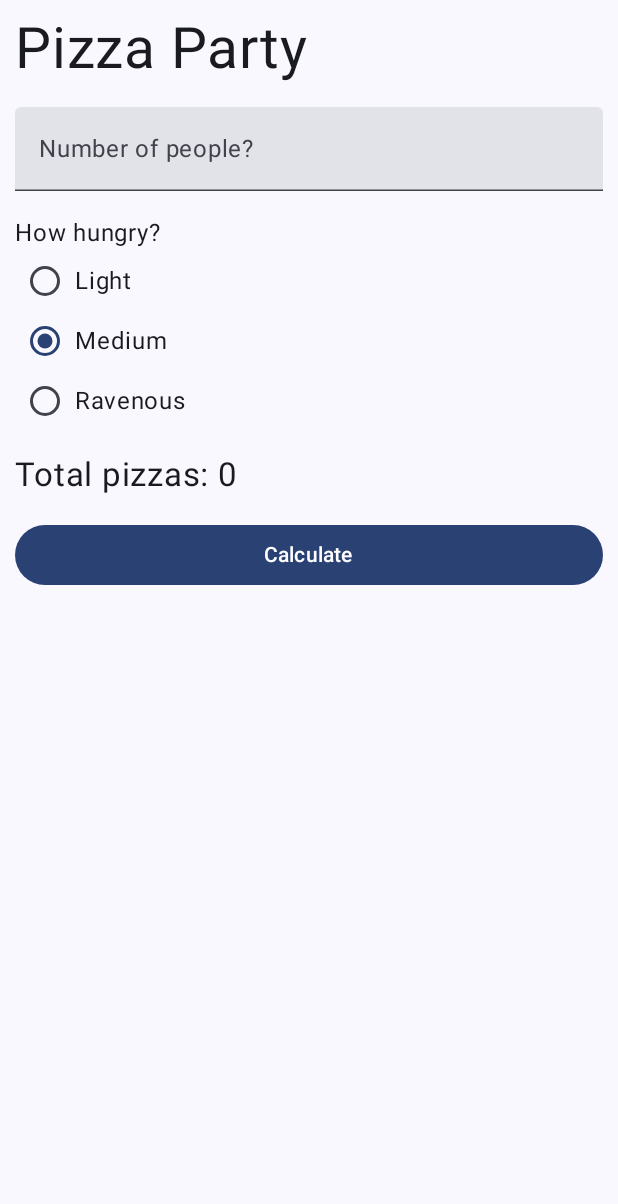
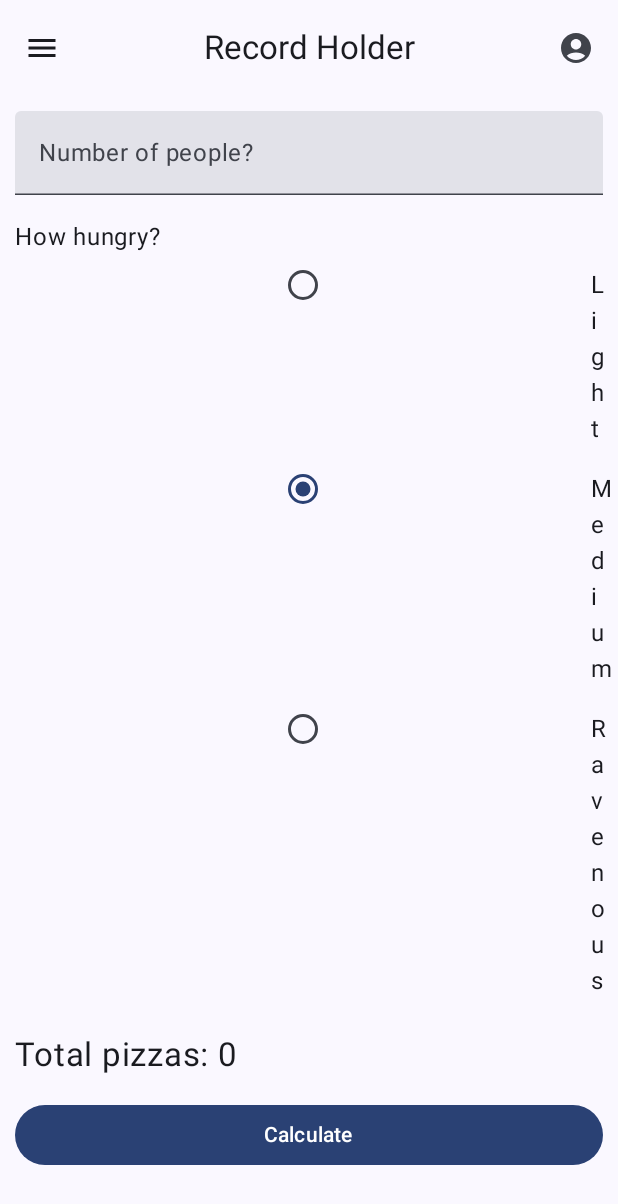
Before and after one commit to bkennedy06/MADFinalProj, an Android app built with Jetpack Compose: the screen it shows after launch (MainActivity), on a phone screen of 412 x 824 dp. Shown: the top 1204 px of the screen. Run offline under Robolectric (Android 15) with nearby library versions, the phone set to English and light mode, and no system bars.

Commit message:
Basic top app bar insertion. Changed from column to scaffold.

```diff
--- a/app/src/main/java/com/zybooks/pizzaparty/MainActivity.kt
+++ b/app/src/main/java/com/zybooks/pizzaparty/MainActivity.kt
@@ -1,5 +1,6 @@
 package com.zybooks.pizzaparty
 
+import android.graphics.drawable.Icon
 import android.os.Bundle
 import androidx.activity.ComponentActivity
 import androidx.activity.compose.setContent
@@ -10,6 +11,9 @@ import androidx.compose.foundation.layout.fillMaxWidth
 import androidx.compose.foundation.layout.padding
 import androidx.compose.foundation.selection.selectable
 import androidx.compose.foundation.text.KeyboardOptions
+import androidx.compose.material.icons.Icons
+import androidx.compose.material.icons.filled.AccountCircle
+import androidx.compose.material.icons.filled.Menu
 import androidx.compose.material3.Button
 import androidx.compose.material3.MaterialTheme
 import androidx.compose.material3.RadioButton
@@ -30,6 +34,11 @@ import androidx.compose.ui.unit.dp
 import androidx.compose.ui.unit.sp
 import com.zybooks.pizzaparty.ui.theme.PizzaPartyTheme
 import kotlin.math.ceil
+import androidx.compose.material3.CenterAlignedTopAppBar
+import androidx.compose.material3.ExperimentalMaterial3Api
+import androidx.compose.material3.Icon
+import androidx.compose.material3.IconButton
+import androidx.compose.material3.Scaffold
 
 class MainActivity : ComponentActivity() {
    override fun onCreate(savedInstanceState: Bundle?) {
@@ -62,45 +71,70 @@ fun calculateNumPizzas(
    return ceil(numPeople * slicesPerPerson / slicesPerPizza.toDouble()).toInt()
 }
 
+@OptIn(ExperimentalMaterial3Api::class)
 @Composable
 fun PizzaPartyScreen(modifier: Modifier = Modifier) {
    var totalPizzas by remember { mutableIntStateOf(0) }
    var numPeopleInput by remember { mutableStateOf("") }
    var hungerLevel by remember { mutableStateOf("Medium") }
 
+   Scaffold(
+      topBar = {
+         CenterAlignedTopAppBar(
+            title = { Text(text = "Record Holder") },
+            navigationIcon = {
+               IconButton(onClick = { /* Handle menu click */ }) {
+                  Icon(
+                     imageVector = Icons.Default.Menu, // Hamburger icon
+                     contentDescription = "Menu"
+                  )
+               }
+            },
+            actions = {
+               IconButton(onClick = { /* Handle profile click */ }) {
+                  Icon(
+                     imageVector = Icons.Default.AccountCircle, // Profile icon
+                     contentDescription = "Profile"
+                  )
+               }
+            }
+         )
+      }
+   ) { innerPadding ->
       Column(
-      modifier = modifier.padding(10.dp)
+         modifier = modifier
+            .padding(innerPadding) // This ensures content is positioned below the AppBar
+            .padding(10.dp)
       ) {
-      Text(
-         text = "Pizza Party",
-         fontSize = 38.sp,
-         modifier = modifier.padding(bottom = 16.dp)
-      )
          NumberField(
             labelText = "Number of people?",
             textInput = numPeopleInput,
             onValueChange = { numPeopleInput = it },
-         modifier = modifier.padding(bottom = 16.dp).fillMaxWidth()
+            modifier = Modifier.fillMaxWidth().padding(bottom = 16.dp)
          )
+
          RadioGroup(
             labelText = "How hungry?",
             radioOptions = listOf("Light", "Medium", "Ravenous"),
             selectedOption = hungerLevel,
             onSelected = { hungerLevel = it },
-         modifier = modifier
+            modifier = Modifier.fillMaxWidth()
          )
+
          Text(
             text = "Total pizzas: $totalPizzas",
             fontSize = 22.sp,
-         modifier = modifier.padding(top = 16.dp, bottom = 16.dp)
+            modifier = Modifier.padding(top = 16.dp, bottom = 16.dp)
          )
+
          Button(
             onClick = {
                totalPizzas = calculateNumPizzas(numPeopleInput.toIntOrNull() ?: 0, hungerLevel)
             },
-         modifier = modifier.fillMaxWidth()
+            modifier = Modifier.fillMaxWidth()
          ) {
             Text("Calculate")
+         }
       }
    }
 }
```
Lines whose indentation alone changed are shown as unchanged.
